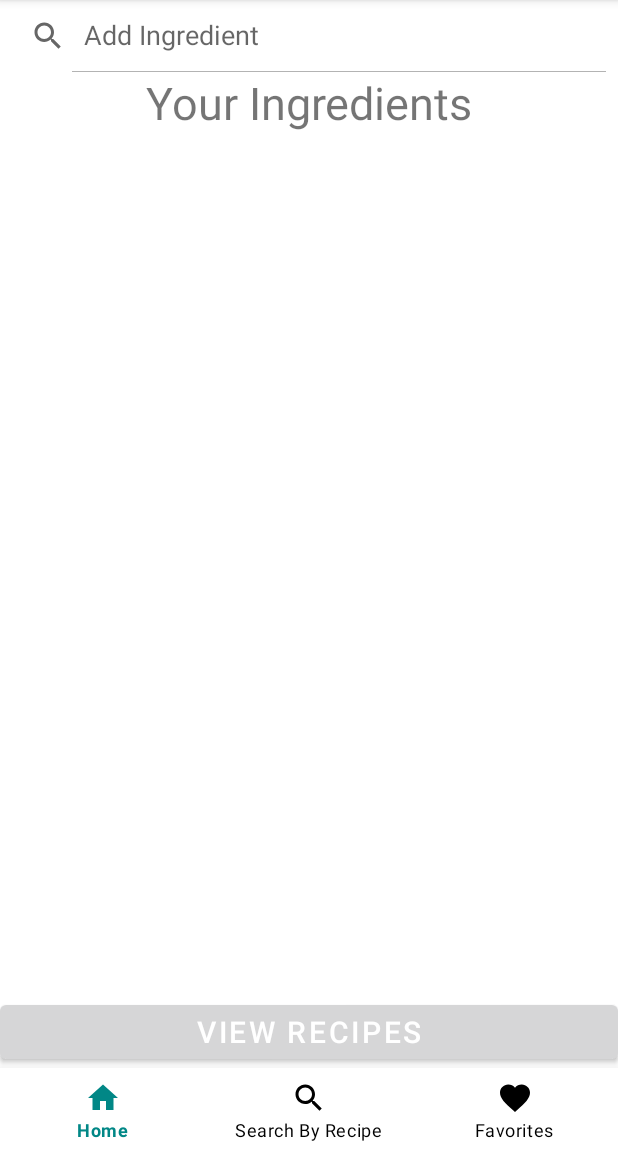
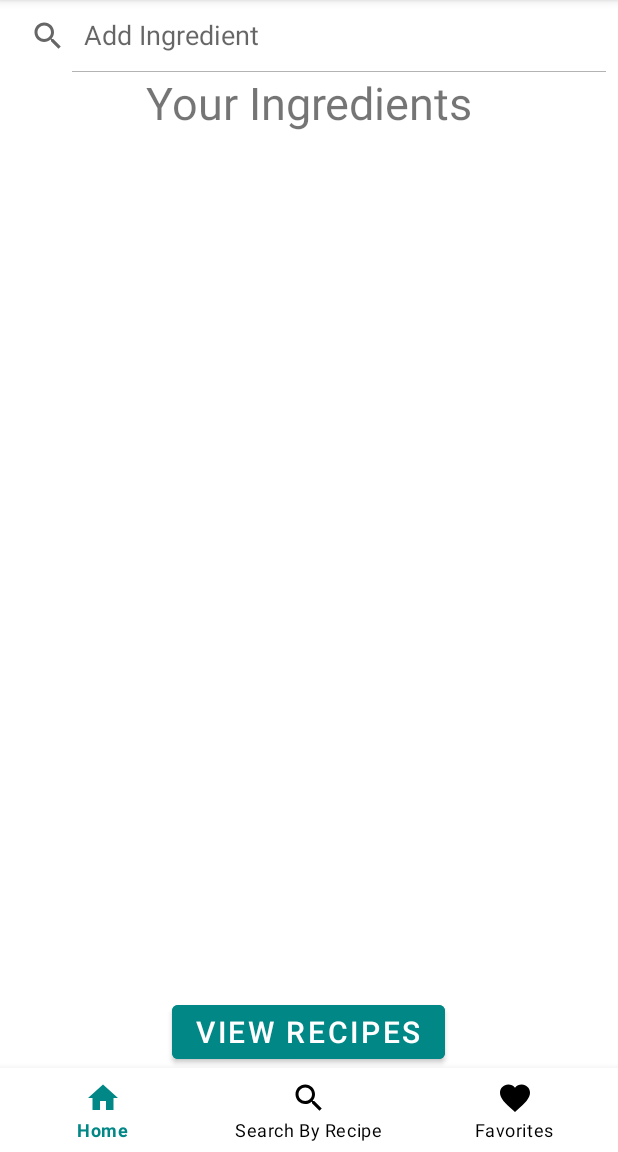
Before and after one commit to vishu1801/Recipe-Book, an Android app: the screen it shows after launch once a user with an empty profile is signed in (DecideFragment), after a tap on "VIEW RECIPES", on a phone screen of 412 x 824 dp, the part 84-1236 px from its top. Run offline under Robolectric (Android 15) with nearby library versions, the phone set to English and light mode, and no system bars; our stand-ins replace Firebase (no records; nobody signed in at launch, a user with empty details on screens opened directly), Picasso; libraries missing offline, so code that uses them is left out: com.firebase.ui; pictures from the network do not load; 3 statements that could not run were skipped.

Commit message:
button color changed commit

```diff
--- a/app/src/main/res/layout/fragment_search.xml
+++ b/app/src/main/res/layout/fragment_search.xml
@@ -36,10 +36,12 @@
         android:layout_above="@+id/view_recipe"/>
 
     <Button
-        android:layout_width="match_parent"
+        android:layout_width="wrap_content"
         android:layout_height="wrap_content"
+        android:backgroundTint="@drawable/button_design"
         android:text="View Recipes"
         android:id="@+id/view_recipe"
+        android:layout_centerInParent="true"
         android:textSize="20sp"
         android:layout_alignParentBottom="true"/>
 
--- a/app/src/main/res/layout/ingredient_item_list_for_pantry.xml
+++ b/app/src/main/res/layout/ingredient_item_list_for_pantry.xml
@@ -24,6 +24,7 @@
         android:layout_height="wrap_content"
         android:id="@+id/remove_ingredient"
         android:layout_alignParentRight="true"
+        android:backgroundTint="@drawable/button_design"
         android:text="Remove"
         />
 
--- a/app/src/main/res/layout/ingredient_list_item.xml
+++ b/app/src/main/res/layout/ingredient_list_item.xml
@@ -24,6 +24,7 @@
         android:layout_height="wrap_content"
         android:id="@+id/add_ingredient"
         android:layout_alignParentRight="true"
+        android:backgroundTint="@drawable/button_design"
         android:text="ADD"
         />
 
```
